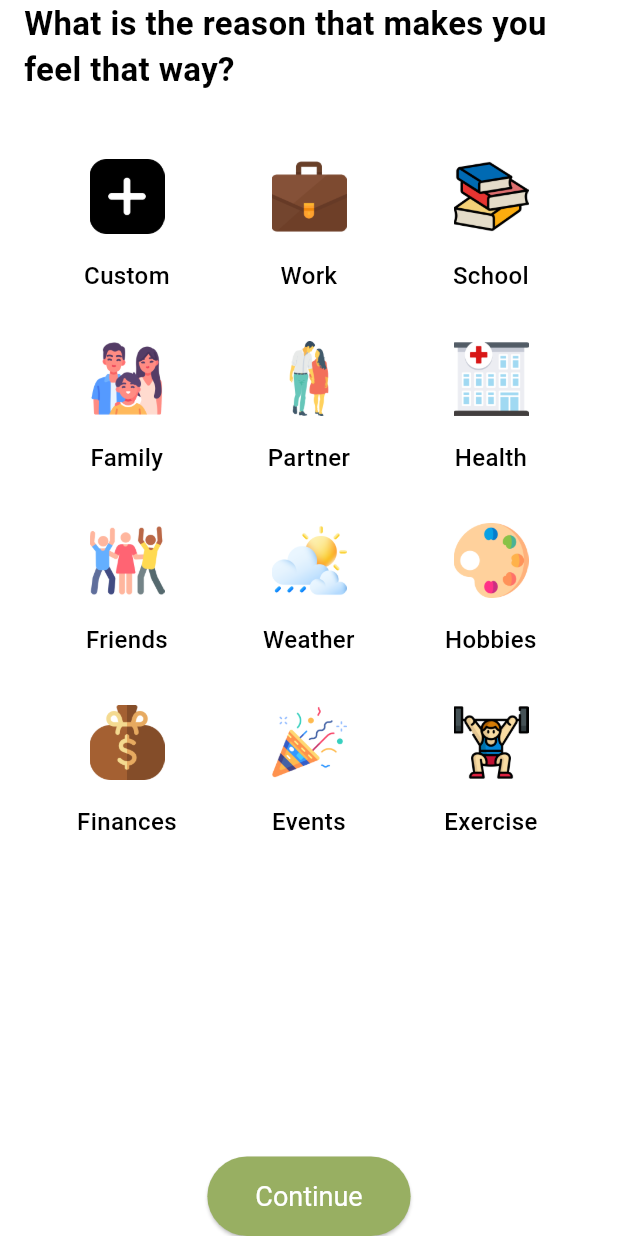
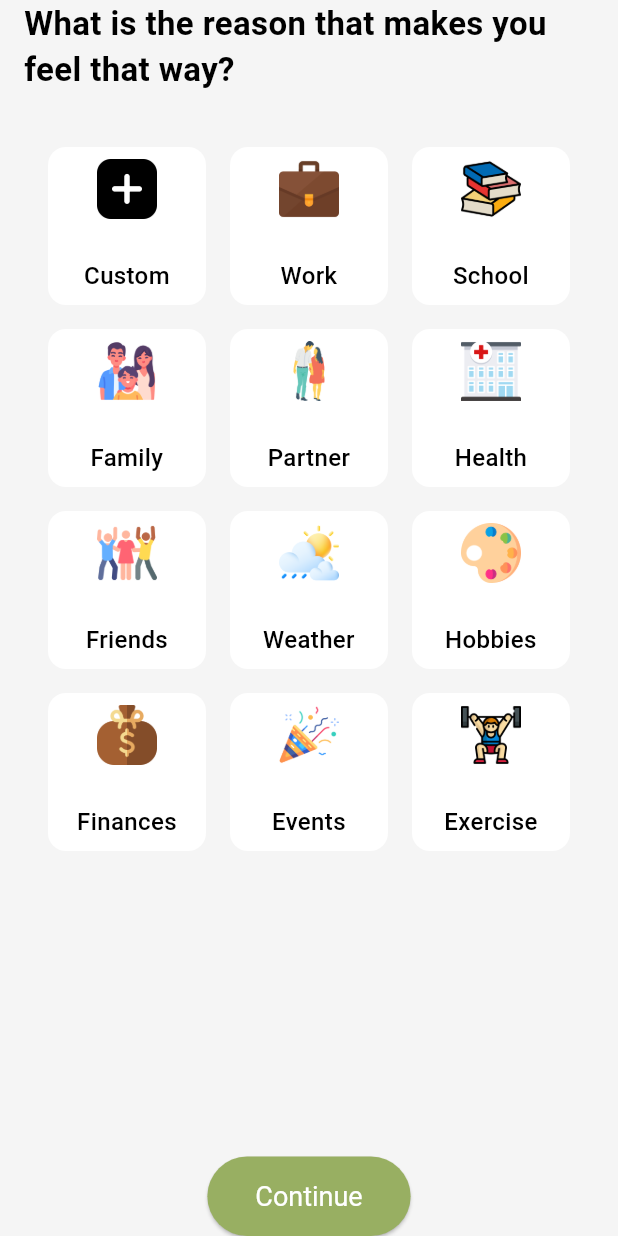
Before and after one commit to ClarenceLaria/Calmi, a Flutter app: the MoodScreen screen opened directly, after a tap on an icon or button, on a phone screen of 412 x 824 dp. Run offline on Flutter 3.47's test engine with Material 3 defaults, Android fonts, the phone set to English and light mode, and no system bars; our stand-ins replace syncfusion_flutter_gauges, timelines_plus.

Commit message:
moods reason updates

```diff
--- a/lib/components/moods_gauge.dart
+++ b/lib/components/moods_gauge.dart
@@ -47,9 +47,7 @@ class _MoodsGaugeState extends State<MoodsGauge> {
   Widget build(BuildContext context) {
     return Container(
       height: 200,
-      color: Colors.green,
       width: double.infinity,
-      // padding: const EdgeInsets.symmetric(vertical: 10),
       child: SfRadialGauge(
         axes: <RadialAxis>[
           RadialAxis(
--- a/lib/components/moods_grid.dart
+++ b/lib/components/moods_grid.dart
@@ -44,11 +44,11 @@ class _MoodsReasonGridState extends State<MoodsReasonGrid> {
             borderRadius: BorderRadius.circular(12.0),
             color: Colors.white,
           ),
-          height: 100,
-          width: 100,
+          height: 250,
+          width: 250,
           padding: const EdgeInsets.all(8.0),
           child: Column(children: [
-            Image.asset(item.image, height: 50, width: 50),
+            Image.asset(item.image, height: 40, width: 40),
             const Spacer(),
             Text(
               item.reason,
--- a/lib/screens/moods_reason_screen.dart
+++ b/lib/screens/moods_reason_screen.dart
@@ -7,6 +7,7 @@ class MoodsReasonScreen extends StatelessWidget {
   @override
   Widget build(BuildContext context) {
     return Scaffold(
+      backgroundColor: Color.fromARGB(255, 245, 245, 245),
       body: SafeArea(
         child: Padding(
           padding: const EdgeInsets.symmetric(horizontal: 16.0),
--- a/lib/screens/moods_screen.dart
+++ b/lib/screens/moods_screen.dart
@@ -71,7 +71,8 @@ class _MoodScreenState extends State<MoodScreen> {
                   width: double.infinity,
                   child: ElevatedButton(
                     onPressed: () {
-                      Navigator.push(context,
+                      Navigator.push(
+                        context,
                         MaterialPageRoute(
                           builder: (context) => MoodsReasonScreen(),
                         ),
```
